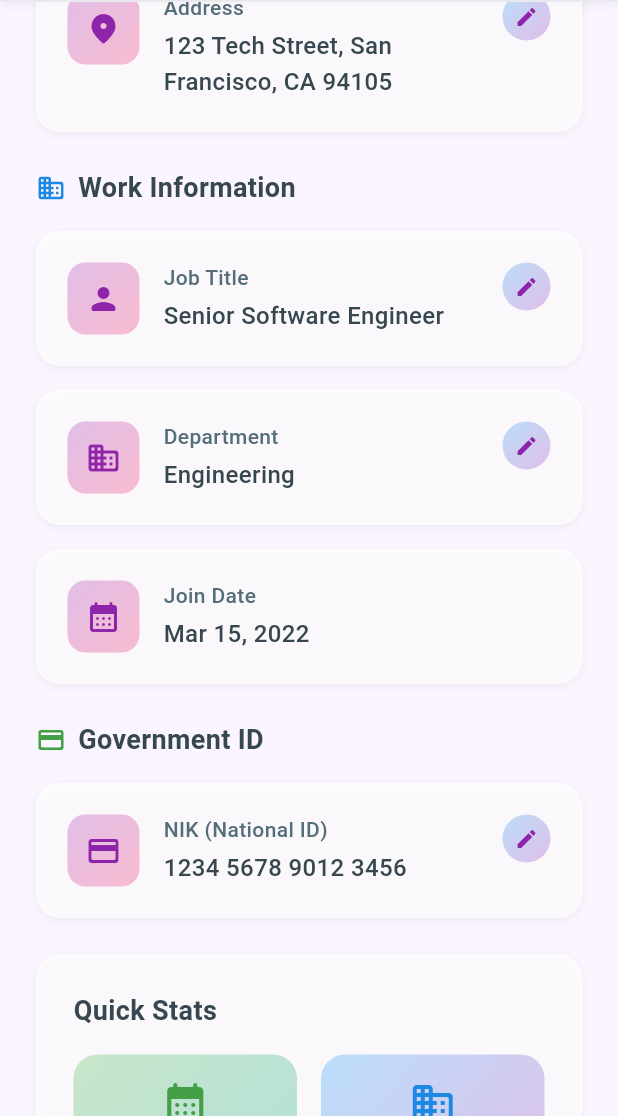
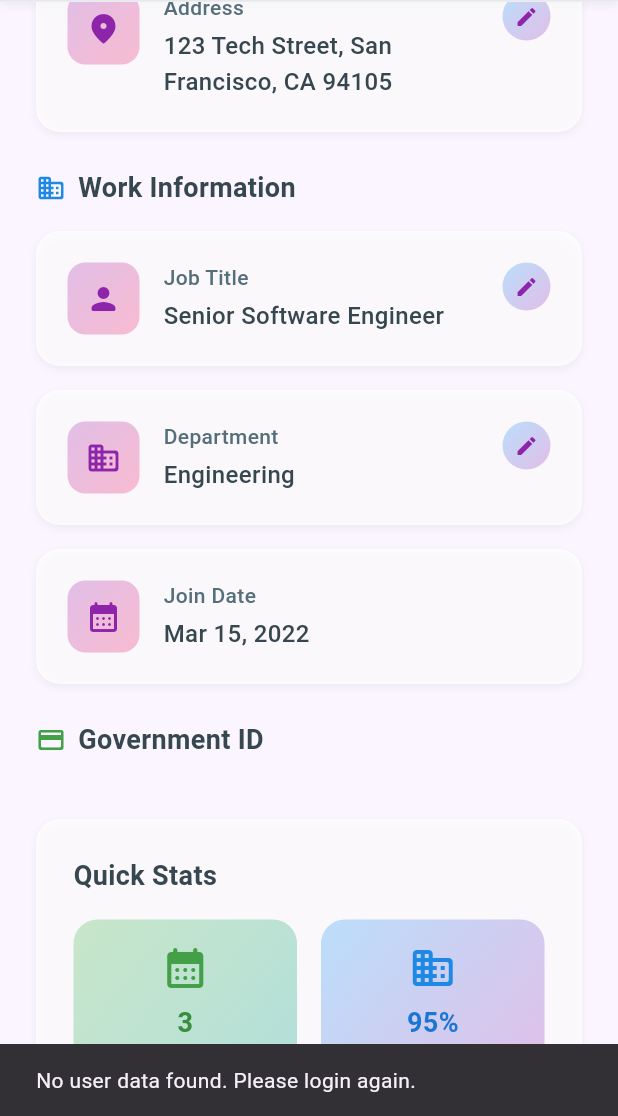
Before and after one commit to ahmadfznn/employee, a Flutter app: the Profile screen opened directly, scrolled down 576 dp, on a phone screen of 412 x 824 dp, the part 120-1236 px from its top. Run offline on Flutter 3.47's test engine with Material 3 defaults, Android fonts, the phone set to English and light mode, and no system bars; our stand-ins replace file_picker, font_awesome_flutter, shared_preferences; accounts and stored records are empty; network calls fail.

Commit message:
new commit

```diff
--- a/mobile/lib/attendance.dart
+++ b/mobile/lib/attendance.dart
@@ -1,7 +1,5 @@
 import 'package:flutter/material.dart';
 import 'dart:async'; // For Timer
-
-import 'package:font_awesome_flutter/font_awesome_flutter.dart';
 
 class Attendance extends StatefulWidget {
   const Attendance({super.key});
--- a/mobile/lib/profile.dart
+++ b/mobile/lib/profile.dart
@@ -53,28 +53,17 @@ class _Profile extends State<Profile> {
   DateTime _currentTime = DateTime.now();
   bool _isEditing = false;
   String? _editingField;
-  int? _userId;
-  String? _userName;
-  String? _email;
-  String? _phone;
-  String? _position;
-  String? _role;
-  int? _salary;
-  String? _photoUrl;
-  String? _address;
-  bool? _status;
   bool _isLoading = true;
 
   Map<String, dynamic> _profileData = {
-    'fullName': 'Alexander Rodriguez',
-    'jobTitle': 'Senior Software Engineer',
-    'department': 'Engineering',
+    'name': 'Alexander Rodriguez',
+    'position': 'Senior Software Engineer',
+    'role': 'Engineering',
     'joinDate': '2022-03-15',
     'email': 'alex.rodriguez@company.com',
     'phone': '+1 (555) 123-4567',
     'address': '123 Tech Street, San Francisco, CA 94105',
-    'nik': '1234567890123456',
-    'profileImage':
+    'photoUrl':
         'https://images.unsplash.com/photo-1472099645785-5658abf4ff4e?w=200&h=200&fit=crop&crop=face',
   };
 
@@ -108,19 +97,38 @@ class _Profile extends State<Profile> {
       final userData = await _authService.getUserData();
       if (mounted) {
         setState(() {
-          _userId = userData?['id'];
-          _userName = userData?['name'];
-          _email = userData?['email'];
           _isLoading = false;
+          if (userData != null) {
+            _profileData['id'] = userData['id'];
+            _profileData['name'] = userData['name'] ?? 'Guest User';
+            _profileData['email'] = userData['email'] ?? 'guest@example.com';
+            _profileData['phone'] = userData['phone'] ?? '+1 (000) 000-0000';
+            _profileData['position'] = userData['position'] ?? 'Employee';
+            _profileData['role'] = userData['role'] ?? 'User';
+            _profileData['salary'] = userData['salary'];
+            _profileData['photoUrl'] =
+                userData['photo_url'] ??
+                'https://images.unsplash.com/photo-1472099645785-5658abf4ff4e?w=200&h=200&fit=crop&crop=face';
+            _profileData['address'] = userData['address'] ?? 'N/A';
+            _profileData['status'] = userData['status'] ?? true;
+            _profileData['joinDate'] = userData['created_at'] ?? '2022-03-15';
+          } else {
+            print('No user data found in SharedPreferences.');
+            ScaffoldMessenger.of(context).showSnackBar(
+              const SnackBar(
+                content: Text('No user data found. Please login again.'),
+              ),
+            );
+          }
         });
       }
     } catch (e) {
       if (mounted) {
         setState(() {
           _isLoading = false;
-          _userName = 'Error loading name';
-          _email = 'Error loading email';
-          _userId = null;
+          _profileData['name'] = 'Error loading name';
+          _profileData['email'] = 'Error loading email';
+          _profileData['id'] = null;
         });
         print('Error loading user data: $e');
         ScaffoldMessenger.of(
@@ -176,11 +184,10 @@ class _Profile extends State<Profile> {
   @override
   Widget build(BuildContext context) {
     return Scaffold(
-      backgroundColor: const Color(0xFFFAF5FF), // from-purple-50
+      backgroundColor: const Color(0xFFFAF5FF),
       body: SafeArea(
         child: Column(
           children: [
-            // Header
             Container(
               decoration: BoxDecoration(
                 color: Colors.white.withOpacity(0.8),
@@ -219,9 +226,7 @@ class _Profile extends State<Profile> {
                                 ),
                               ],
                               image: DecorationImage(
-                                image: NetworkImage(
-                                  _profileData['profileImage'],
-                                ),
+                                image: NetworkImage(_profileData['photoUrl']),
                                 fit: BoxFit.cover,
                               ),
                             ),
@@ -279,8 +284,8 @@ class _Profile extends State<Profile> {
                       decoration: BoxDecoration(
                         gradient: LinearGradient(
                           colors: [
-                            Colors.blueGrey.shade100, // from-slate-100
-                            Colors.blueGrey.shade200, // to-slate-200
+                            Colors.blueGrey.shade100,
+                            Colors.blueGrey.shade200,
                           ],
                           begin: Alignment.topLeft,
                           end: Alignment.bottomRight,
@@ -297,21 +302,20 @@ class _Profile extends State<Profile> {
                 ],
               ),
             ),
-            // Main Content
+
             Expanded(
               child: SingleChildScrollView(
                 padding: const EdgeInsets.all(24),
                 child: Column(
                   crossAxisAlignment: CrossAxisAlignment.start,
                   children: [
-                    // Profile Header Card
                     Container(
                       decoration: BoxDecoration(
                         gradient: LinearGradient(
                           colors: [
-                            Colors.purple.shade400, // from-purple-400
-                            Colors.pink.shade400, // via-pink-400
-                            Colors.blue.shade400, // to-blue-400
+                            Colors.purple.shade400,
+                            Colors.pink.shade400,
+                            Colors.blue.shade400,
                           ],
                           begin: Alignment.topLeft,
                           end: Alignment.bottomRight,
@@ -375,7 +379,7 @@ class _Profile extends State<Profile> {
                                       ],
                                       image: DecorationImage(
                                         image: NetworkImage(
-                                          _profileData['profileImage'],
+                                          _profileData['photoUrl'],
                                         ),
                                         fit: BoxFit.cover,
                                       ),
@@ -385,9 +389,7 @@ class _Profile extends State<Profile> {
                                     bottom: -8,
                                     right: -8,
                                     child: InkWell(
-                                      onTap: () {
-                                        // Handle change profile image
-                                      },
+                                      onTap: () {},
                                       borderRadius: BorderRadius.circular(99),
                                       child: Container(
                                         width: 32,
@@ -421,7 +423,7 @@ class _Profile extends State<Profile> {
                                   crossAxisAlignment: CrossAxisAlignment.start,
                                   children: [
                                     Text(
-                                      _profileData['fullName'],
+                                      _profileData['name'],
                                       style: const TextStyle(
                                         fontSize: 24,
                                         fontWeight: FontWeight.bold,
@@ -430,14 +432,14 @@ class _Profile extends State<Profile> {
                                     ),
                                     const SizedBox(height: 8),
                                     Text(
-                                      _profileData['jobTitle'],
+                                      _profileData['position'],
                                       style: TextStyle(
                                         color: Colors.purple.shade100,
                                         fontSize: 18,
                                       ),
                                     ),
                                     Text(
-                                      _profileData['department'],
+                                      _profileData['role'],
                                       style: TextStyle(
                                         color: Colors.purple.shade100
                                             .withOpacity(0.8),
@@ -472,7 +474,6 @@ class _Profile extends State<Profile> {
                     ),
                     const SizedBox(height: 24),
 
-                    // Contact Information
                     Column(
                       crossAxisAlignment: CrossAxisAlignment.start,
                       children: [
@@ -525,7 +526,6 @@ class _Profile extends State<Profile> {
                     ),
                     const SizedBox(height: 24),
 
-                    // Work Information
                     Column(
                       crossAxisAlignment: CrossAxisAlignment.start,
                       children: [
@@ -551,16 +551,16 @@ class _Profile extends State<Profile> {
                         _buildInfoCard(
                           icon: AppIcons.user,
                           title: 'Job Title',
-                          value: _profileData['jobTitle'],
-                          field: 'jobTitle',
+                          value: _profileData['position'],
+                          field: 'position',
                           editable: true,
                         ),
                         const SizedBox(height: 16),
                         _buildInfoCard(
                           icon: AppIcons.building,
                           title: 'Department',
-                          value: _profileData['department'],
-                          field: 'department',
+                          value: _profileData['role'],
+                          field: 'role',
                           editable: true,
                         ),
                         const SizedBox(height: 16),
@@ -575,7 +575,6 @@ class _Profile extends State<Profile> {
                     ),
                     const SizedBox(height: 24),
 
-                    // Government ID
                     Column(
                       crossAxisAlignment: CrossAxisAlignment.start,
                       children: [
@@ -598,22 +597,21 @@ class _Profile extends State<Profile> {
                           ],
                         ),
                         const SizedBox(height: 16),
-                        _buildInfoCard(
-                          icon: AppIcons.creditCard,
-                          title: 'NIK (National ID)',
-                          value: _profileData['nik'].replaceAllMapped(
-                            RegExp(r'(\d{4})(\d{4})(\d{4})(\d{4})'),
-                            (Match m) => '${m[1]} ${m[2]} ${m[3]} ${m[4]}',
-                          ),
-                          field: 'nik',
-                          editable: true,
-                          type: TextInputType.number,
-                        ),
+                        // _buildInfoCard(
+                        //   icon: AppIcons.creditCard,
+                        //   title: 'NIK (National ID)',
+                        //   value: _profileData['nik'].replaceAllMapped(
+                        //     RegExp(r'(\d{4})(\d{4})(\d{4})(\d{4})'),
+                        //     (Match m) => '${m[1]} ${m[2]} ${m[3]} ${m[4]}',
+                        //   ),
+                        //   field: 'nik',
+                        //   editable: true,
+                        //   type: TextInputType.number,
+                        // ),
                       ],
                     ),
                     const SizedBox(height: 24),
 
-                    // Quick Stats
                     Container(
                       decoration: BoxDecoration(
                         color: Colors.white.withOpacity(0.7),
@@ -650,8 +648,8 @@ class _Profile extends State<Profile> {
                                   decoration: BoxDecoration(
                                     gradient: LinearGradient(
                                       colors: [
-                                        Colors.green.shade100, // from-green-100
-                                        Colors.teal.shade100, // to-teal-100
+                                        Colors.green.shade100,
+                                        Colors.teal.shade100,
                                       ],
                                       begin: Alignment.topLeft,
                                       end: Alignment.bottomRight,
@@ -692,8 +690,8 @@ class _Profile extends State<Profile> {
                                   decoration: BoxDecoration(
                                     gradient: LinearGradient(
                                       colors: [
-                                        Colors.blue.shade100, // from-blue-100
-                                        Colors.purple.shade100, // to-purple-100
+                                        Colors.blue.shade100,
+                                        Colors.purple.shade100,
                                       ],
                                       begin: Alignment.topLeft,
                                       end: Alignment.bottomRight,
@@ -734,7 +732,6 @@ class _Profile extends State<Profile> {
                     ),
                     const SizedBox(height: 24),
 
-                    // Edit Profile Button
                     if (!_isEditing)
                       SizedBox(
                         width: double.infinity,
@@ -746,8 +743,7 @@ class _Profile extends State<Profile> {
                           },
                           style:
                               ElevatedButton.styleFrom(
-                                backgroundColor: Colors
-                                    .transparent, // Transparent to use gradient
+                                backgroundColor: Colors.transparent,
                                 foregroundColor: Colors.white,
                                 shape: RoundedRectangleBorder(
                                   borderRadius: BorderRadius.circular(24),
@@ -798,7 +794,7 @@ class _Profile extends State<Profile> {
                           ),
                         ),
                       ),
-                    const SizedBox(height: 80), // Padding for the bottom
+                    const SizedBox(height: 80),
                   ],
                 ),
               ),
@@ -809,7 +805,6 @@ class _Profile extends State<Profile> {
     );
   }
 
-  // Helper Widget for Info Cards
   Widget _buildInfoCard({
     required IconData icon,
     required String title,
@@ -822,7 +817,6 @@ class _Profile extends State<Profile> {
       text: _tempData[field].toString(),
     );
 
-    // Listener to update _tempData as text changes
     controller.addListener(() {
       _tempData[field] = controller.text;
     });
@@ -842,10 +836,8 @@ class _Profile extends State<Profile> {
         ],
         border: Border.all(
           color: _editingField == field
-              ? Colors
-                    .purple
-                    .shade300 // ring-2 ring-purple-300
-              : Colors.white.withOpacity(0.2), // border-white/20
+              ? Colors.purple.shade300
+              : Colors.white.withOpacity(0.2),
           width: _editingField == field ? 2 : 1,
         ),
       ),
@@ -861,10 +853,7 @@ class _Profile extends State<Profile> {
             height: 48,
             decoration: BoxDecoration(
               gradient: LinearGradient(
-                colors: [
-                  Colors.purple.shade100, // from-purple-100
-                  Colors.pink.shade100, // to-pink-100
-                ],
+                colors: [Colors.purple.shade100, Colors.pink.shade100],
                 begin: Alignment.topLeft,
                 end: Alignment.bottomRight,
               ),
@@ -882,7 +871,7 @@ class _Profile extends State<Profile> {
                   style: TextStyle(
                     fontSize: 14,
                     fontWeight: FontWeight.w500,
-                    color: Colors.blueGrey.shade600, // slate-600
+                    color: Colors.blueGrey.shade600,
                   ),
                 ),
                 const SizedBox(height: 4),
@@ -930,8 +919,7 @@ class _Profile extends State<Profile> {
                                 onPressed: _handleSave,
                                 style:
                                     ElevatedButton.styleFrom(
-                                      backgroundColor:
-                                          Colors.transparent, // For gradient
+                                      backgroundColor: Colors.transparent,
                                       foregroundColor: Colors.white,
                                       shape: RoundedRectangleBorder(
                                         borderRadius: BorderRadius.circular(8),
@@ -979,8 +967,7 @@ class _Profile extends State<Profile> {
                                 onPressed: _handleCancel,
                                 style:
                                     ElevatedButton.styleFrom(
-                                      backgroundColor:
-                                          Colors.transparent, // For gradient
+                                      backgroundColor: Colors.transparent,
                                       foregroundColor: Colors.white,
                                       shape: RoundedRectangleBorder(
                                         borderRadius: BorderRadius.circular(8),
@@ -1033,7 +1020,7 @@ class _Profile extends State<Profile> {
                           color: Colors.blueGrey.shade800,
                           fontWeight: FontWeight.w500,
                           fontSize: 16,
-                          height: 1.5, // leading-relaxed
+                          height: 1.5,
                         ),
                       ),
               ],
@@ -1048,10 +1035,7 @@ class _Profile extends State<Profile> {
                 height: 32,
                 decoration: BoxDecoration(
                   gradient: LinearGradient(
-                    colors: [
-                      Colors.blue.shade100, // from-blue-100
-                      Colors.purple.shade100, // to-purple-100
-                    ],
+                    colors: [Colors.blue.shade100, Colors.purple.shade100],
                     begin: Alignment.topLeft,
                     end: Alignment.bottomRight,
                   ),
```
Also changed, not shown: mobile/lib/models/payroll_model.dart (added, +79 -0 lines), mobile/lib/payroll.dart (+89 -10 lines), mobile/lib/service/payroll_service.dart (added, +55 -0 lines), 9 other files.
